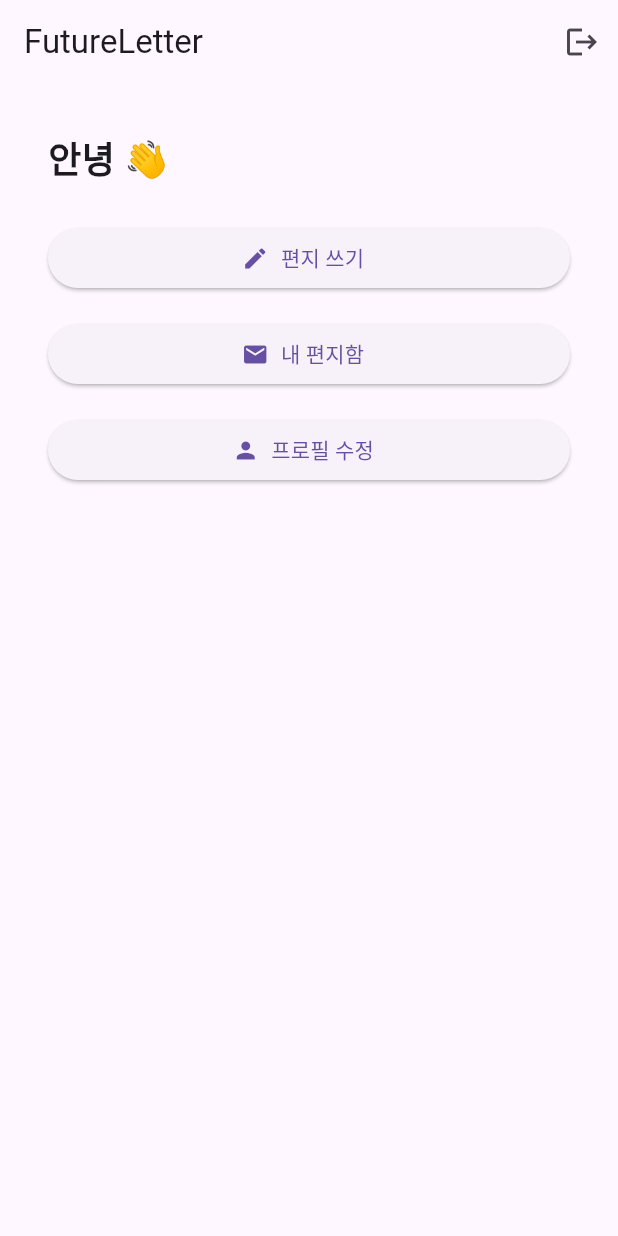
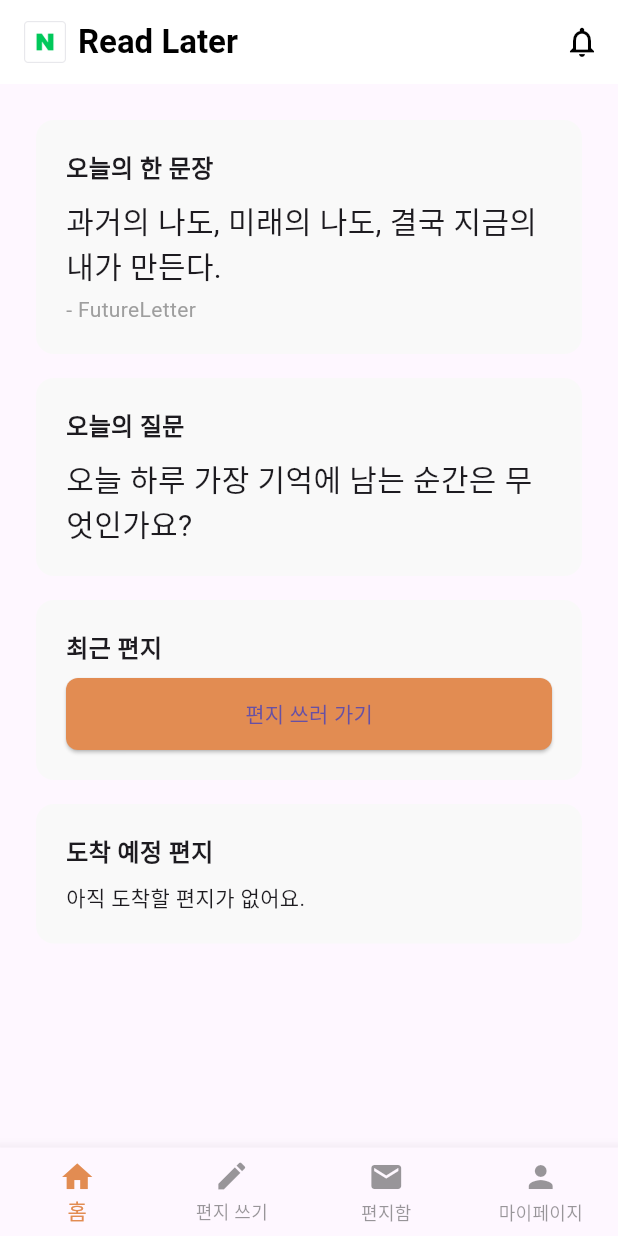
Before and after one commit to Hoseok-Seong/Re_Tap_Frontend, a Flutter app: the HomeScreen screen opened by its route, on a phone screen of 412 x 824 dp. Run offline on Flutter 3.47's test engine with Material 3 defaults, Android fonts, the phone set to English and light mode, and no system bars; our stand-ins replace dio, flutter_dotenv, go_router, google_sign_in, image_picker, shared_preferences; missing offline and left inert: flutter_naver_login, kakao_flutter_sdk_common, kakao_flutter_sdk_user; accounts and stored records are empty.

Commit message:
앱바, 내비게이션바 레이아웃 개발

```diff
--- a/lib/common/constants.dart
+++ b/lib/common/constants.dart
@@ -1,3 +1,12 @@
+import 'package:flutter/material.dart';
+
 class AppConstant {
   static const String baseUrl = 'http://localhost:8080';
 }
+
+class AppColors {
+  static const Color primary = Color(0xFFE28C52);       // 따뜻한 오렌지
+  static const Color secondary = Color(0xFFFFD9A0);     // 연노랑
+  static const Color background = Color(0xFFFDFCF9);    // 아이보리
+  static const Color text = Color(0xFF333333);          // 진회색
+}
--- a/lib/routes/app_router.dart
+++ b/lib/routes/app_router.dart
@@ -1,4 +1,5 @@
-import 'package:flutter/material.dart';
+import 'package:future_letter/screens/my_page_screen.dart';
+import 'package:future_letter/screens/notification_screen.dart';
 import 'package:go_router/go_router.dart';
 
 import '../screens/splash_screen.dart';
@@ -24,8 +25,8 @@ class AppRouter {
         builder: (context, state) => LoginScreen(),
       ),
       GoRoute(
-        path: '/setup',
-        name: 'setup',
+        path: '/profile-setup',
+        name: 'profile-setup',
         builder: (context, state) => const ProfileSetupScreen(),
       ),
       GoRoute(
@@ -39,8 +40,8 @@ class AppRouter {
         builder: (context, state) => const LetterWriteScreen(),
       ),
       GoRoute(
-        path: '/list',
-        name: 'list',
+        path: '/letters',
+        name: 'letters',
         builder: (context, state) => const LetterListScreen(),
       ),
       GoRoute(
@@ -51,6 +52,16 @@ class AppRouter {
           return LetterDetailScreen(letterId: id!);
         },
       ),
+      GoRoute(
+        path: '/mypage',
+        name: 'mypage',
+        builder: (context, state) => const MyPageScreen(),
+      ),
+      GoRoute(
+        path: '/notification',
+        name: 'notification',
+        builder: (context, state) => const NotificationScreen(),
+      ),
     ],
   );
 }
--- a/lib/screens/home_screen.dart
+++ b/lib/screens/home_screen.dart
@@ -1,58 +1,130 @@
 import 'package:flutter/material.dart';
 import 'package:go_router/go_router.dart';
-import 'package:shared_preferences/shared_preferences.dart';
+
+import '../common/constants.dart';
+import 'main_layout.dart';
 
 class HomeScreen extends StatelessWidget {
   const HomeScreen({super.key});
 
-  Future<void> _logout(BuildContext context) async {
-    final prefs = await SharedPreferences.getInstance();
-    await prefs.remove('auth_token');
-    context.go('/login');
-  }
-
   @override
   Widget build(BuildContext context) {
-    return Scaffold(
-      appBar: AppBar(
-        title: const Text('FutureLetter'),
-        actions: [
-          IconButton(
-            icon: const Icon(Icons.logout),
-            onPressed: () => _logout(context),
-          )
-        ],
-      ),
-      body: Padding(
-        padding: const EdgeInsets.all(32.0),
+    return MainLayout(
+      currentIndex: 0,
+      child: SingleChildScrollView(
+        padding: const EdgeInsets.all(24),
         child: Column(
-          crossAxisAlignment: CrossAxisAlignment.stretch,
+          crossAxisAlignment: CrossAxisAlignment.start,
           children: [
-            const Text(
-              '안녕 👋',
-              style: TextStyle(fontSize: 24, fontWeight: FontWeight.bold),
-            ),
-            const SizedBox(height: 24),
-            ElevatedButton.icon(
-              onPressed: () => context.push('/write'),
-              icon: const Icon(Icons.edit),
-              label: const Text('편지 쓰기'),
-            ),
+            _buildTodaySentence(),
             const SizedBox(height: 16),
-            ElevatedButton.icon(
-              onPressed: () => context.push('/list'),
-              icon: const Icon(Icons.mail),
-              label: const Text('내 편지함'),
-            ),
+            _buildTodayQuestion(),
             const SizedBox(height: 16),
-            ElevatedButton.icon(
-              onPressed: () => context.push('/setup'),
-              icon: const Icon(Icons.person),
-              label: const Text('프로필 수정'),
-            ),
+            _buildRecentLetter(context),
+            const SizedBox(height: 16),
+            _buildArrivalLetter(),
           ],
         ),
       ),
     );
   }
+
+  Widget _buildTodaySentence() {
+    return _card(
+      child: Column(
+        crossAxisAlignment: CrossAxisAlignment.start,
+        children: [
+          const Text('오늘의 한 문장', style: TextStyle(fontSize: 16, fontWeight: FontWeight.bold)),
+          const SizedBox(height: 8),
+          const Text(
+            '과거의 나도, 미래의 나도, 결국 지금의 내가 만든다.',
+            style: TextStyle(fontSize: 20),
+          ),
+          const SizedBox(height: 4),
+          Text('- FutureLetter', style: TextStyle(color: Colors.grey)),
+        ],
+      ),
+    );
+  }
+
+  Widget _buildTodayQuestion() {
+    return _card(
+      child: Column(
+        crossAxisAlignment: CrossAxisAlignment.start,
+        children: const [
+          Text('오늘의 질문', style: TextStyle(fontSize: 16, fontWeight: FontWeight.bold)),
+          SizedBox(height: 8),
+          Text('오늘 하루 가장 기억에 남는 순간은 무엇인가요?', style: TextStyle(fontSize: 20)),
+        ],
+      ),
+    );
+  }
+
+  Widget _buildRecentLetter(BuildContext context) {
+    bool hasLetter = false; // TODO: 서버 데이터 바인딩 시 처리
+
+    return _card(
+      child: Column(
+        crossAxisAlignment: CrossAxisAlignment.start,
+        children: [
+          const Text('최근 편지', style: TextStyle(fontSize: 16, fontWeight: FontWeight.bold)),
+          const SizedBox(height: 8),
+          if (!hasLetter)
+            SizedBox(
+              width: double.infinity,
+              height: 48,
+              child: ElevatedButton(
+                style: ElevatedButton.styleFrom(
+                  backgroundColor: AppColors.primary,
+                  shape: RoundedRectangleBorder(
+                    borderRadius: BorderRadius.circular(8),
+                  ),
+                ),
+                onPressed: () {
+                  context.go('/write');
+                },
+                child: const Text('편지 쓰러 가기'),
+              ),
+            )
+          else
+            const Text('최근 편지가 있습니다!'), // TODO: 편지 preview 넣기
+        ],
+      ),
+    );
+  }
+
+  Widget _buildArrivalLetter() {
+    int arrivalCount = 0; // TODO: 서버 데이터 바인딩 시 처리
+
+    return _card(
+      child: Column(
+        crossAxisAlignment: CrossAxisAlignment.start,
+        children: [
+          const Text('도착 예정 편지', style: TextStyle(fontSize: 16, fontWeight: FontWeight.bold)),
+          const SizedBox(height: 8),
+          arrivalCount == 0
+              ? const Text('아직 도착할 편지가 없어요.')
+              : Row(
+            children: [
+              const Icon(Icons.mail, color: AppColors.primary),
+              const SizedBox(width: 4),
+              Text('$arrivalCount개 도착 예정!'),
+            ],
+          ),
+        ],
+      ),
+    );
+  }
+
+  Widget _card({required Widget child}) {
+    return Container(
+      width: double.infinity,
+      padding: const EdgeInsets.all(20),
+      decoration: BoxDecoration(
+        color: const Color(0xFFF9F9F9),
+        borderRadius: BorderRadius.circular(12),
+      ),
+      child: child,
+    );
+  }
 }
--- a/lib/screens/login_screen.dart
+++ b/lib/screens/login_screen.dart
@@ -32,7 +32,7 @@ class LoginScreen extends StatelessWidget {
     );
 
     if (response.isNewUser) {
-      context.go('/setup');
+      context.go('/profile-setup');
     } else {
       context.go('/home');
     }
@@ -56,7 +56,7 @@ class LoginScreen extends StatelessWidget {
     );
 
     if (response.isNewUser) {
-      context.go('/setup');
+      context.go('/profile-setup');
     } else {
       context.go('/home');
     }
@@ -77,7 +77,7 @@ class LoginScreen extends StatelessWidget {
     );
 
     if (response.isNewUser) {
-      context.go('/setup');
+      context.go('/profile-setup');
     } else {
       context.go('/home');
     }
--- /dev/null
+++ b/lib/screens/main_layout.dart
@@ -0,0 +1,77 @@
+import 'package:flutter/material.dart';
+import 'package:go_router/go_router.dart';
+import '../common/constants.dart';
+
+class MainLayout extends StatelessWidget {
+  final Widget child;
+  final int currentIndex;
+
+  const MainLayout({
+    super.key,
+    required this.child,
+    required this.currentIndex,
+  });
+
+  @override
+  Widget build(BuildContext context) {
+    return Scaffold(
+      appBar: AppBar(
+        backgroundColor: Colors.white,
+        elevation: 0,
+        centerTitle: true,
+        title: Row(
+          children: [
+            Image.asset('assets/icons/naver_icon.png', width: 28),  // 앱 아이콘
+            const SizedBox(width: 8),
+            const Text(
+              'Read Later',
+              style: TextStyle(
+                color: Colors.black,
+                fontWeight: FontWeight.bold,
+              ),
+            ),
+          ],
+        ),
+        actions: [
+          IconButton(
+            icon: const Icon(Icons.notifications_none, color: Colors.black),
+            onPressed: () {
+              context.go('/notification');  // 알림 페이지
+            },
+          )
+        ],
+      ),
+      body: SafeArea(child: child),
+      bottomNavigationBar: BottomNavigationBar(
+        type: BottomNavigationBarType.fixed,
+        currentIndex: currentIndex,
+        selectedItemColor: AppColors.primary,
+        unselectedItemColor: AppColors.text.withOpacity(0.5),
+        showSelectedLabels: true,
+        showUnselectedLabels: true,
+        onTap: (index) {
+          switch (index) {
+            case 0:
+              context.go('/home');
+              break;
+            case 1:
+              context.go('/write');
+              break;
+            case 2:
+              context.go('/letters');
+              break;
+            case 3:
+              context.go('/mypage');
+              break;
+          }
+        },
+        items: const [
+          BottomNavigationBarItem(icon: Icon(Icons.home), label: '홈'),
+          BottomNavigationBarItem(icon: Icon(Icons.edit), label: '편지 쓰기'),
+          BottomNavigationBarItem(icon: Icon(Icons.mail), label: '편지함'),
+          BottomNavigationBarItem(icon: Icon(Icons.person), label: '마이페이지'),
+        ],
+      ),
+    );
+  }
+}
```
Also changed, not shown: lib/dto/home_api_response.dart (added, +15 -0 lines), lib/screens/my_page_screen.dart (added, +15 -0 lines), lib/screens/notification_screen.dart (added, +17 -0 lines), lib/screens/profile_setup_screen.dart (+51 -12 lines).
